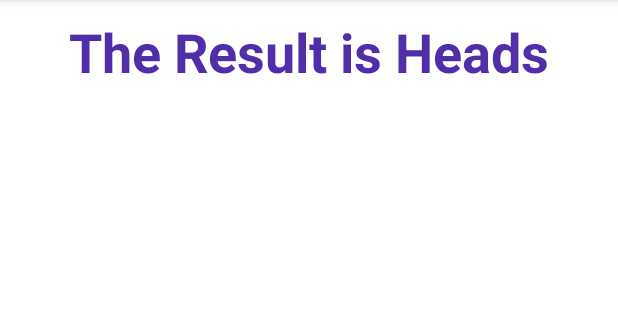
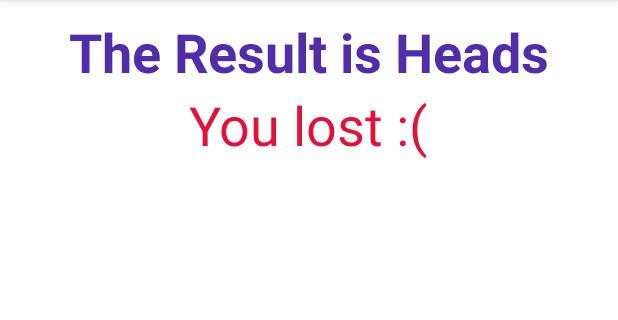
Before and after one commit to hskahlon/android-app, an Android app: the CoinFlipActivity screen opened directly, with no data from a screen before it, after a tap on "FLIP", on a phone screen of 412 x 824 dp, the part 84-404 px from its top. Run offline under Robolectric (Android 15) with nearby library versions, the light colour scheme and no system bars; 2 other taps on this screen came first.

Commit message:
Heads and Tails buttons work!
Buttons can now be selected and WIN or LOSS will be displayed depending on coinflip. Additionally, not selecting Heads or Tails buttons will only show the coin flip result, not if the user won or not.

TODO: Choose a child to pick between Heads/Tails, store the coinflip result, and alternate so the other child gets a chance to pick between Heads/Tails.

```diff
--- a/app/src/main/java/ca/cmpt276/charcoal/practicalparent/CoinFlipActivity.java
+++ b/app/src/main/java/ca/cmpt276/charcoal/practicalparent/CoinFlipActivity.java
@@ -23,6 +23,7 @@ public class CoinFlipActivity extends AppCompatActivity implements View.OnClickL
     private Button btn;
     private Button heads;
     private Button tails;
+    private String userDecision;
     private ImageView coin;
     private static final int YROTATE = 1800;
     private static final int DURATION = 300;
@@ -43,8 +44,8 @@ public class CoinFlipActivity extends AppCompatActivity implements View.OnClickL
         tails = findViewById(R.id.selectTails);
 
         // Start both buttons appearing "greyed" out:
-        heads.setBackgroundColor(Color.parseColor("#A9A9A9"));
-        tails.setBackgroundColor(Color.parseColor("#A9A9A9"));
+        heads.setBackgroundColor(getResources().getColor(R.color.unselectedHeadTail));
+        tails.setBackgroundColor(getResources().getColor(R.color.unselectedHeadTail));
 
         heads.setOnClickListener(this);
         tails.setOnClickListener(this);
@@ -56,15 +57,14 @@ public class CoinFlipActivity extends AppCompatActivity implements View.OnClickL
 
     @Override
     public void onClick(View v) {
-        String flag;
         switch (v.getId()) {
             case R.id.selectHeads:
-                flag = "User chose heads!";
-                updateHeadTailSelectorButtons(flag);
+                userDecision = "User chose heads!";
+                updateHeadTailSelectorButtons(userDecision);
                 break;
             case R.id.selectTails:
-                flag = "User chose tails!";
-                updateHeadTailSelectorButtons(flag);
+                userDecision = "User chose tails!";
+                updateHeadTailSelectorButtons(userDecision);
                 break;
         }
     }
@@ -72,11 +72,11 @@ public class CoinFlipActivity extends AppCompatActivity implements View.OnClickL
     private void updateHeadTailSelectorButtons(String flag) {
         heads = findViewById(R.id.selectHeads);
         tails = findViewById(R.id.selectTails);
-        if (flag == "User chose heads!") {
+        if (userDecision == "User chose heads!") {
             heads.setBackgroundColor(Color.parseColor("#1E90FF"));
             tails.setBackgroundColor(Color.parseColor("#A9A9A9"));
             Toast.makeText(this, "Heads selected", Toast.LENGTH_SHORT).show();
-        } else if (flag == "User chose tails!") {
+        } else if (userDecision == "User chose tails!") {
             heads.setBackgroundColor(Color.parseColor("#A9A9A9"));
             tails.setBackgroundColor(Color.parseColor("#1E90FF"));
             Toast.makeText(this, "Tails selected", Toast.LENGTH_SHORT).show();
@@ -102,6 +102,7 @@ public class CoinFlipActivity extends AppCompatActivity implements View.OnClickL
 
     private void flipCoin(int randomChoice) {
         final View currentCoin = coin;
+        TextView showWinOrLoss = findViewById(R.id.resultWinOrLoss);
 
         // Rotates by 1800 degrees -> changes view at last flip
             currentCoin.animate().withLayer()
@@ -132,13 +133,24 @@ public class CoinFlipActivity extends AppCompatActivity implements View.OnClickL
                     ).start();
             new Handler().postDelayed(() -> {
                 TextView result = findViewById(R.id.coinFlipResultText);
-                if (randomChoice==0)
-                {
+                if (randomChoice==0) {
                     result.setText(R.string.tailsString);
-                }
-                else
-                {
+                    if (userDecision == "User chose tails!") {
+                        showWinOrLoss.setText(R.string.winnerResult);
+                        showWinOrLoss.setTextColor(getResources().getColor(R.color.correct_green));
+                    } else if (userDecision == "User chose heads!"){
+                        showWinOrLoss.setText(R.string.loserResult);
+                        showWinOrLoss.setTextColor(getResources().getColor(R.color.incorrect_red));
+                    }
+                } else {
                     result.setText(R.string.headsString);
+                    if (userDecision == "User chose heads!") {
+                        showWinOrLoss.setText(R.string.winnerResult);
+                        showWinOrLoss.setTextColor(getResources().getColor(R.color.correct_green));
+                    } else if (userDecision == "User chose tails!"){
+                        showWinOrLoss.setText(R.string.loserResult);
+                        showWinOrLoss.setTextColor(getResources().getColor(R.color.incorrect_red));
+                    }
                 }
             }, DURATION*2);
     }
--- a/app/src/main/res/layout/activity_coin_flip.xml
+++ b/app/src/main/res/layout/activity_coin_flip.xml
@@ -34,24 +34,18 @@
 
     <TextView
         android:id="@+id/coinFlipResultText"
-        android:layout_width="0dp"
-        android:layout_height="0dp"
+        android:layout_width="wrap_content"
+        android:layout_height="wrap_content"
         android:layout_margin="10dp"
-        android:layout_marginStart="10dp"
         android:layout_marginTop="10dp"
-        android:layout_marginEnd="10dp"
-        android:layout_marginBottom="10dp"
         android:fontFamily="sans-serif"
         android:textAlignment="center"
         android:textColor="#512DA8"
         android:textSize="36sp"
         android:textStyle="bold"
-        app:layout_constraintBottom_toTopOf="@+id/coinImageView"
         app:layout_constraintEnd_toEndOf="parent"
-        app:layout_constraintHorizontal_bias="0.0"
         app:layout_constraintStart_toStartOf="parent"
-        app:layout_constraintTop_toTopOf="parent"
-        app:layout_constraintVertical_bias="0.0" />
+        app:layout_constraintTop_toTopOf="parent" />
 
     <androidx.constraintlayout.widget.Guideline
         android:id="@+id/guidelineHeadsTails"
@@ -81,4 +75,15 @@
         app:layout_constraintStart_toStartOf="@+id/guidelineHeadsTails"
         app:layout_constraintTop_toBottomOf="@+id/coinImageView" />
 
+    <TextView
+        android:id="@+id/resultWinOrLoss"
+        android:layout_width="218dp"
+        android:layout_height="77dp"
+        android:textAlignment="center"
+        android:textSize="36sp"
+        app:layout_constraintEnd_toEndOf="parent"
+        app:layout_constraintHorizontal_bias="0.497"
+        app:layout_constraintStart_toStartOf="parent"
+        app:layout_constraintTop_toBottomOf="@+id/coinFlipResultText" />
+
 </androidx.constraintlayout.widget.ConstraintLayout>
--- a/app/src/main/res/values/colors.xml
+++ b/app/src/main/res/values/colors.xml
@@ -9,4 +9,10 @@
     <color name="white">#FFFFFFFF</color>
     <color name="red_btn">#FB1C1C</color>
     <color name="purple_btn">#5B1CFB</color>
+
+    <color name="correct_green">#32CD32</color>
+    <color name="incorrect_red">#DC143C</color>
+
+    <color name="selectedHeadTail">#1E90FF</color>
+    <color name="unselectedHeadTail">#A9A9A9</color>
 </resources>
--- a/app/src/main/res/values/strings.xml
+++ b/app/src/main/res/values/strings.xml
@@ -5,6 +5,8 @@
     <string name="title_activity_children">Your Children</string>
     <string name="tailsString">The Result is Tails</string>
     <string name="headsString">The Result is Heads</string>
+    <string name="winnerResult">You win!!</string>
+    <string name="loserResult">You lost :(</string>
 
     <string-array name="preSetTimes">
         <item>1</item>
```
